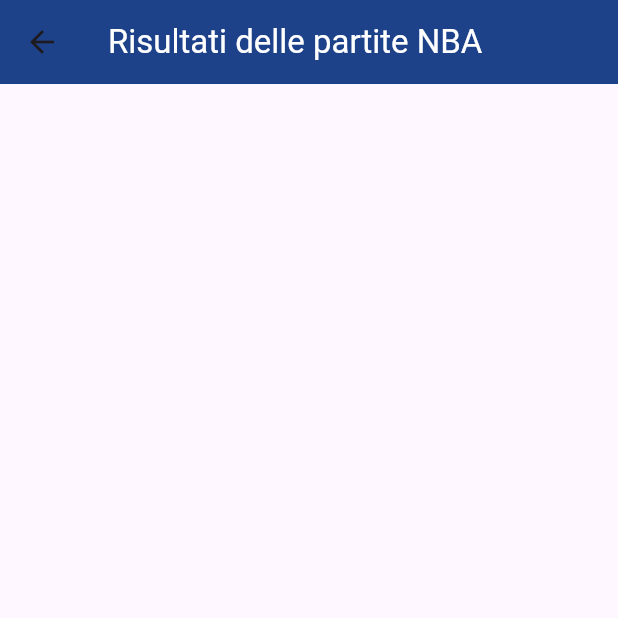
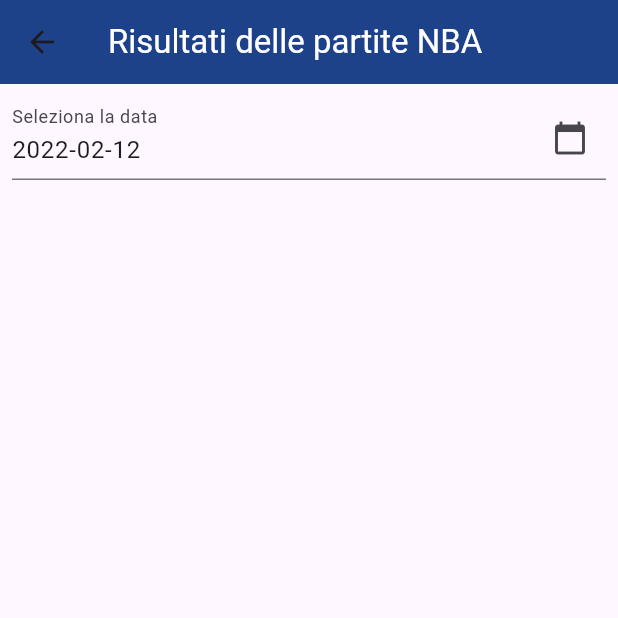
Before and after one commit to francescoridolfi7/progettoMobile_PaganiRidolfi, a Flutter app: the GamesListScreen screen opened by its route, on a phone screen of 412 x 824 dp, the top half of it. Run offline on Flutter 3.47's test engine with Material 3 defaults, Android fonts, the phone set to English and light mode, and no system bars; our stand-ins replace dio, logger, shared_preferences; accounts and stored records are empty; network calls fail.

Commit message:
Creazione calendario per poter selezionare la data della quale si vogliono vedere i risultati

```diff
--- a/lib/main.dart
+++ b/lib/main.dart
@@ -44,7 +44,7 @@
         routes: {
           '/': (context) => const HomeScreen(),
           '/standings': (context) => const StandingsListScreen(),
-          '/games': (context) => const GamesListScreen(),
+          '/games': (context) => GamesListScreen(),
         },
         onGenerateRoute: (settings) {
           if (settings.name == '/teamDetails') {
--- a/lib/ui/screens/games_list_screen.dart
+++ b/lib/ui/screens/games_list_screen.dart
@@ -5,22 +5,54 @@
 import 'package:intl/intl.dart';
 
 class GamesListScreen extends StatelessWidget {
-  // ignore: use_key_in_widget_constructors
-  const GamesListScreen({Key? key});
+  final TextEditingController _dateController =
+      TextEditingController(text: '2022-02-12');
+
+  GamesListScreen({super.key});
 
   @override
   Widget build(BuildContext context) {
     final gamesViewModel = Provider.of<GamesViewModel>(context, listen: false);
 
-    final desiredDate = DateTime(2022, 2, 12);
-
     return Scaffold(
       appBar: AppBar(
-        title: const Text('Risultati delle partite NBA', style: TextStyle(color: Colors.white)),
+        title: const Text('Risultati delle partite NBA',
+            style: TextStyle(color: Colors.white)),
         backgroundColor: const Color.fromARGB(255, 29, 66, 138),
       ),
-      body: FutureBuilder<void>(
-        future: gamesViewModel.fetchGames(desiredDate),
+      body: Column(
+        children: [
+          Padding(
+            padding: const EdgeInsets.all(8.0),
+            child: TextFormField(
+              controller: _dateController,
+              decoration: InputDecoration(
+                labelText: 'Seleziona la data',
+                suffixIcon: IconButton(
+                  icon: const Icon(Icons.calendar_today),
+                  onPressed: () async {
+                    DateTime? pickedDate = await showDatePicker(
+                      context: context,
+                      initialDate: DateTime(2022, 2, 12),
+                      firstDate: DateTime(2018),
+                      lastDate: DateTime(2023, 12, 31),
+                    );
+
+                    if (pickedDate != null) {
+                      _dateController.text =
+                          DateFormat('yyyy-MM-dd').format(pickedDate);
+                      // Aggiorna la UI con le nuove partite dopo che la data è stata selezionata
+                      await gamesViewModel.fetchGames(_dateController.text);
+                    }
+                  },
+                ),
+              ),
+              readOnly: true,
+            ),
+          ),
+          Expanded(
+            child: FutureBuilder<void>(
+              future: gamesViewModel.fetchGames(_dateController.text),
               builder: (context, snapshot) {
                 if (snapshot.connectionState == ConnectionState.waiting) {
                   return const Center(child: CircularProgressIndicator());
@@ -46,28 +78,37 @@
                       return ListTile(
                         title: Text(
                           'Partita: ${getTeamAbbreviation(visitorsTeam.name)} vs ${getTeamAbbreviation(homeTeam.name)}',
-                    style: const TextStyle(fontWeight: FontWeight.bold, fontSize: 18),
+                          style: const TextStyle(
+                              fontWeight: FontWeight.bold, fontSize: 18),
                         ),
                         subtitle: Column(
                           crossAxisAlignment: CrossAxisAlignment.start,
                           children: [
                             Row(
                               children: [
-                          Image.network(visitorsTeam.logo, width: 40, height: 40),
+                                Image.network(visitorsTeam.logo,
+                                    width: 40, height: 40),
                                 const SizedBox(width: 12),
-                          Text('${visitorsTeam.name} - ${games[index].scores.visitors.points}', style: const TextStyle(fontSize: 16)),
+                                Text(
+                                    '${visitorsTeam.name} - ${games[index].scores.visitors.points}',
+                                    style: const TextStyle(fontSize: 16)),
                               ],
                             ),
                             const SizedBox(height: 8),
                             Row(
                               children: [
-                          Image.network(homeTeam.logo, width: 40, height: 40),
+                                Image.network(homeTeam.logo,
+                                    width: 40, height: 40),
                                 const SizedBox(width: 12),
-                          Text('${homeTeam.name} - ${games[index].scores.home.points}', style: const TextStyle(fontSize: 16)),
+                                Text(
+                                    '${homeTeam.name} - ${games[index].scores.home.points}',
+                                    style: const TextStyle(fontSize: 16)),
                               ],
                             ),
                             const SizedBox(height: 8),
-                      Text('Data: ${DateFormat('yyyy-MM-dd').format(games[index].date.start)}', style: const TextStyle(fontSize: 14)),
+                            Text(
+                                'Data: ${DateFormat('yyyy-MM-dd').format(games[index].date.start)}',
+                                style: const TextStyle(fontSize: 14)),
                           ],
                         ),
                         onTap: () {
@@ -76,10 +117,13 @@
                             MaterialPageRoute(
                               builder: (context) => GameDetailsScreen(
                                 visitorsLogo: visitorsTeam.logo,
-                          visitorsLineScore: games[index].scores.visitors.linescore,
-                          visitorsPoints: games[index].scores.visitors.points,
+                                visitorsLineScore:
+                                    games[index].scores.visitors.linescore,
+                                visitorsPoints:
+                                    games[index].scores.visitors.points,
                                 homeLogo: homeTeam.logo,
-                          homeLineScore: games[index].scores.home.linescore,
+                                homeLineScore:
+                                    games[index].scores.home.linescore,
                                 homePoints: games[index].scores.home.points,
                               ),
                             ),
@@ -91,6 +135,9 @@
                 }
               },
             ),
+          ),
+        ],
+      ),
     );
   }
 }
```
Also changed, not shown: lib/data/api/nba_api.dart (+4 -4 lines), lib/view_models/games_view_model.dart (+4 -3 lines). Lines whose indentation alone changed are shown as unchanged.
